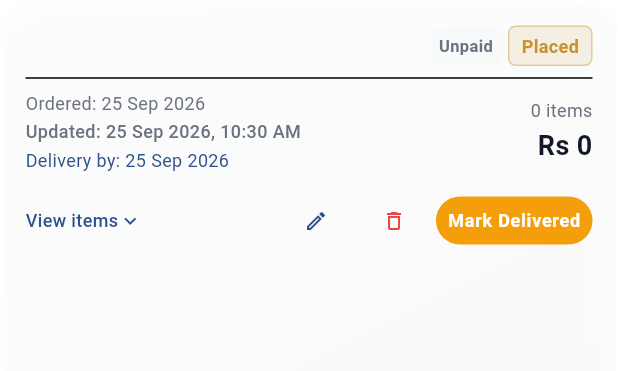
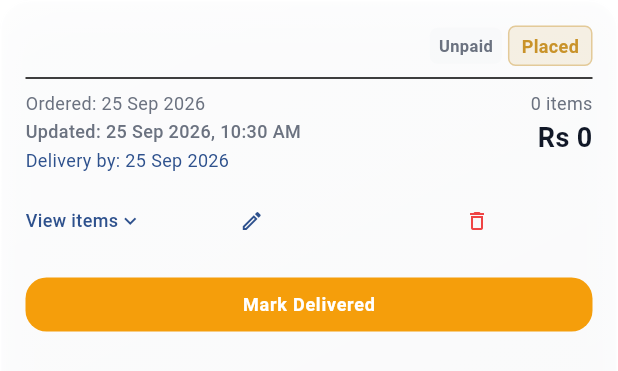
Before and after one commit to mohsinkhan117/katha_management, a Flutter app: the _OrderCard widget shown alone on an empty page, opened directly with empty values, on a phone screen of 412 x 824 dp. Shown: the top 371 px of the screen. Run offline on Flutter 3.47's test engine with Material 3 defaults, Android fonts, the phone set to English and light mode, and no system bars; our stand-ins replace google_nav_bar, image_picker, pdf, permission_handler, printing, shared_preferences and 1 more; accounts and stored records are empty; Roboto replaces fonts that are missing (Poppins).

Commit message:
fix(orders): Resolve horizontal layout overflow in order card action buttons and tabs under RTL/narrow screens

```diff
--- a/lib/ui/orders/orders_view.dart
+++ b/lib/ui/orders/orders_view.dart
@@ -19,10 +19,17 @@ class OrdersView extends StatelessWidget {
     );
   }
 
-  const OrdersView({super.key});
+  const OrdersView({super.key, this.viewModel});
+  final OrderViewModel? viewModel;
 
   @override
   Widget build(BuildContext context) {
+    if (viewModel != null) {
+      return ChangeNotifierProvider<OrderViewModel>.value(
+        value: viewModel!,
+        child: const _OrdersViewBody(),
+      );
+    }
     return ChangeNotifierProvider(
       create: (_) => OrderViewModel(),
       child: const _OrdersViewBody(),
@@ -80,8 +87,15 @@ class _OrdersViewBody extends StatelessWidget {
                   Tab(
                     child: Row(
                       mainAxisAlignment: MainAxisAlignment.center,
+                      mainAxisSize: MainAxisSize.min,
                       children: [
-                        Text(AppStrings.tabPending),
+                        Flexible(
+                          child: Text(
+                            AppStrings.tabPending,
+                            maxLines: 1,
+                            overflow: TextOverflow.ellipsis,
+                          ),
+                        ),
                         if (vm.pendingCount > 0) ...[
                           const SizedBox(width: AppSizes.xs),
                           Container(
@@ -109,8 +123,15 @@ class _OrdersViewBody extends StatelessWidget {
                   Tab(
                     child: Row(
                       mainAxisAlignment: MainAxisAlignment.center,
+                      mainAxisSize: MainAxisSize.min,
                       children: [
-                        Text(AppStrings.tabDone),
+                        Flexible(
+                          child: Text(
+                            AppStrings.tabDone,
+                            maxLines: 1,
+                            overflow: TextOverflow.ellipsis,
+                          ),
+                        ),
                         if (vm.doneCount > 0) ...[
                           const SizedBox(width: AppSizes.xs),
                           Container(
@@ -409,12 +430,16 @@ class _OrderCardState extends State<_OrderCard> {
           // Details: Timestamps, expected delivery & items summary
           Row(
             mainAxisAlignment: MainAxisAlignment.spaceBetween,
+            crossAxisAlignment: CrossAxisAlignment.start,
             children: [
-              Column(
+              Expanded(
+                child: Column(
                   crossAxisAlignment: CrossAxisAlignment.start,
                   children: [
                     Text(
                       '${AppStrings.orderedPrefix}${_formatDate(order.orderDate)}',
+                      maxLines: 1,
+                      overflow: TextOverflow.ellipsis,
                       style: const TextStyle(
                         fontSize: AppSizes.fontSizeSm,
                         color: AppColors.textSecondary,
@@ -423,6 +448,8 @@ class _OrderCardState extends State<_OrderCard> {
                     const SizedBox(height: 2),
                     Text(
                       '${AppStrings.updatedPrefix}${_formatDateTime(order.updatedAt)}',
+                      maxLines: 1,
+                      overflow: TextOverflow.ellipsis,
                       style: const TextStyle(
                         fontSize: AppSizes.fontSizeSm,
                         fontWeight: FontWeight.w500,
@@ -433,6 +460,8 @@ class _OrderCardState extends State<_OrderCard> {
                       const SizedBox(height: 2),
                       Text(
                         '${AppStrings.deliveryByPrefix}${_formatDate(order.expectedDeliveryDate!)}',
+                        maxLines: 1,
+                        overflow: TextOverflow.ellipsis,
                         style: const TextStyle(
                           fontSize: AppSizes.fontSizeSm,
                           color: AppColors.primary,
@@ -441,6 +470,8 @@ class _OrderCardState extends State<_OrderCard> {
                     ],
                   ],
                 ),
+              ),
+              const SizedBox(width: AppSizes.sm),
               Column(
                 crossAxisAlignment: CrossAxisAlignment.end,
                 children: [
@@ -524,8 +555,9 @@ class _OrderCardState extends State<_OrderCard> {
 
           const SizedBox(height: AppSizes.sm),
 
-          // Action Buttons
+          // Utility & Expand Row
           Row(
+            mainAxisAlignment: MainAxisAlignment.spaceBetween,
             children: [
               InkWell(
                 onTap: () => setState(() => _isExpanded = !_isExpanded),
@@ -555,40 +587,7 @@ class _OrderCardState extends State<_OrderCard> {
                   ),
                 ),
               ),
-              const Spacer(),
               if (!order.status.isTerminal) ...[
-                if (order.balanceDue > 0) ...[
-                  OutlinedButton.icon(
-                    icon: const Icon(Icons.payments_outlined, size: 14),
-                    label: Text(AppStrings.collectAdvancePayment),
-                    style: OutlinedButton.styleFrom(
-                      padding: const EdgeInsets.symmetric(
-                        horizontal: AppSizes.sm,
-                        vertical: AppSizes.xs,
-                      ),
-                      minimumSize: const Size(60, 32),
-                    ),
-                    onPressed: () async {
-                      final collected = await showCollectPaymentSheet(
-                        context,
-                        partyId: order.partyId,
-                        partyName: order.partyName,
-                        partyPhone: order.partyPhone,
-                        suggestedAmount: order.balanceDue,
-                        orderId: order.id,
-                      );
-                      if (collected == true && context.mounted) {
-                        ScaffoldMessenger.of(context).showSnackBar(
-                          SnackBar(
-                            content: Text(AppStrings.paymentCollectedSuccess),
-                          ),
-                        );
-                        vm.refresh();
-                      }
-                    },
-                  ),
-                  const SizedBox(width: AppSizes.xs),
-                ],
                 if (order.status == OrderStatus.placed) ...[
                   IconButton(
                     icon: const Icon(
@@ -682,36 +681,6 @@ class _OrderCardState extends State<_OrderCard> {
                   ),
                   const SizedBox(width: AppSizes.xs),
                 ],
-                ElevatedButton(
-                  onPressed: () async {
-                    final nextStatus = order.status.next;
-                    final success = await vm.advanceStatus(order);
-                    if (success &&
-                        nextStatus == OrderStatus.paid &&
-                        context.mounted) {
-                      ScaffoldMessenger.of(context).showSnackBar(
-                        SnackBar(content: Text(AppStrings.orderPaidSuccess)),
-                      );
-                    }
-                  },
-                  style: ElevatedButton.styleFrom(
-                    backgroundColor: order.status == OrderStatus.placed
-                        ? AppColors.warning
-                        : AppColors.success,
-                    padding: const EdgeInsets.symmetric(
-                      horizontal: AppSizes.sm,
-                      vertical: AppSizes.xs,
-                    ),
-                    minimumSize: const Size(80, 32),
-                  ),
-                  child: Text(
-                    'Mark ${order.status.next?.label ?? 'Done'}',
-                    style: const TextStyle(
-                      fontSize: AppSizes.fontSizeSm,
-                      color: AppColors.textWhite,
-                    ),
-                  ),
-                ),
               ] else ...[
                 Container(
                   padding: const EdgeInsets.symmetric(
@@ -749,6 +718,98 @@ class _OrderCardState extends State<_OrderCard> {
               ],
             ],
           ),
+
+          // Primary Actions Row (Collect Advance & Advance Status)
+          if (!order.status.isTerminal) ...[
+            const SizedBox(height: AppSizes.sm),
+            Row(
+              children: [
+                if (order.balanceDue > 0) ...[
+                  Expanded(
+                    child: OutlinedButton.icon(
+                      icon: const Icon(Icons.payments_outlined, size: 16),
+                      label: Text(
+                        AppStrings.collectAdvancePayment,
+                        maxLines: 1,
+                        overflow: TextOverflow.ellipsis,
+                      ),
+                      style: OutlinedButton.styleFrom(
+                        shape: RoundedRectangleBorder(
+                          borderRadius: BorderRadius.circular(14),
+                        ),
+                        padding: const EdgeInsets.symmetric(
+                          horizontal: AppSizes.xs,
+                          vertical: AppSizes.xs + 2,
+                        ),
+                        minimumSize: const Size(0, 36),
+                      ),
+                      onPressed: () async {
+                        final collected = await showCollectPaymentSheet(
+                          context,
+                          partyId: order.partyId,
+                          partyName: order.partyName,
+                          partyPhone: order.partyPhone,
+                          suggestedAmount: order.balanceDue,
+                          orderId: order.id,
+                        );
+                        if (collected == true && context.mounted) {
+                          ScaffoldMessenger.of(context).showSnackBar(
+                            SnackBar(
+                              content: Text(AppStrings.paymentCollectedSuccess),
+                            ),
+                          );
+                          vm.refresh();
+                        }
+                      },
+                    ),
+                  ),
+                  const SizedBox(width: AppSizes.sm),
+                ],
+                Expanded(
+                  child: ElevatedButton(
+                    onPressed: () async {
+                      final nextStatus = order.status.next;
+                      final success = await vm.advanceStatus(order);
+                      if (success &&
+                          nextStatus == OrderStatus.paid &&
+                          context.mounted) {
+                        ScaffoldMessenger.of(context).showSnackBar(
+                          SnackBar(content: Text(AppStrings.orderPaidSuccess)),
+                        );
+                      }
+                    },
+                    style: ElevatedButton.styleFrom(
+                      backgroundColor: order.status == OrderStatus.placed
+                          ? AppColors.warning
+                          : AppColors.success,
+                      shape: RoundedRectangleBorder(
+                        borderRadius: BorderRadius.circular(14),
+                      ),
+                      padding: const EdgeInsets.symmetric(
+                        horizontal: AppSizes.xs,
+                        vertical: AppSizes.xs + 2,
+                      ),
+                      minimumSize: const Size(0, 36),
+                    ),
+                    child: Text(
+                      order.status == OrderStatus.placed
+                          ? AppStrings.markDelivered
+                          : (order.status == OrderStatus.delivered
+                              ? AppStrings.markPaid
+                              : (order.status.next?.label ?? 'Done')),
+                      maxLines: 1,
+                      overflow: TextOverflow.ellipsis,
+                      style: const TextStyle(
+                        fontSize: AppSizes.fontSizeSm,
+                        color: AppColors.textWhite,
+                        fontWeight: FontWeight.w600,
+                      ),
+                    ),
+                  ),
+                ),
+              ],
+            ),
+          ],
         ],
       ),
     );
```
Also changed, not shown: 1 other file. Lines whose indentation alone changed are shown as unchanged.
